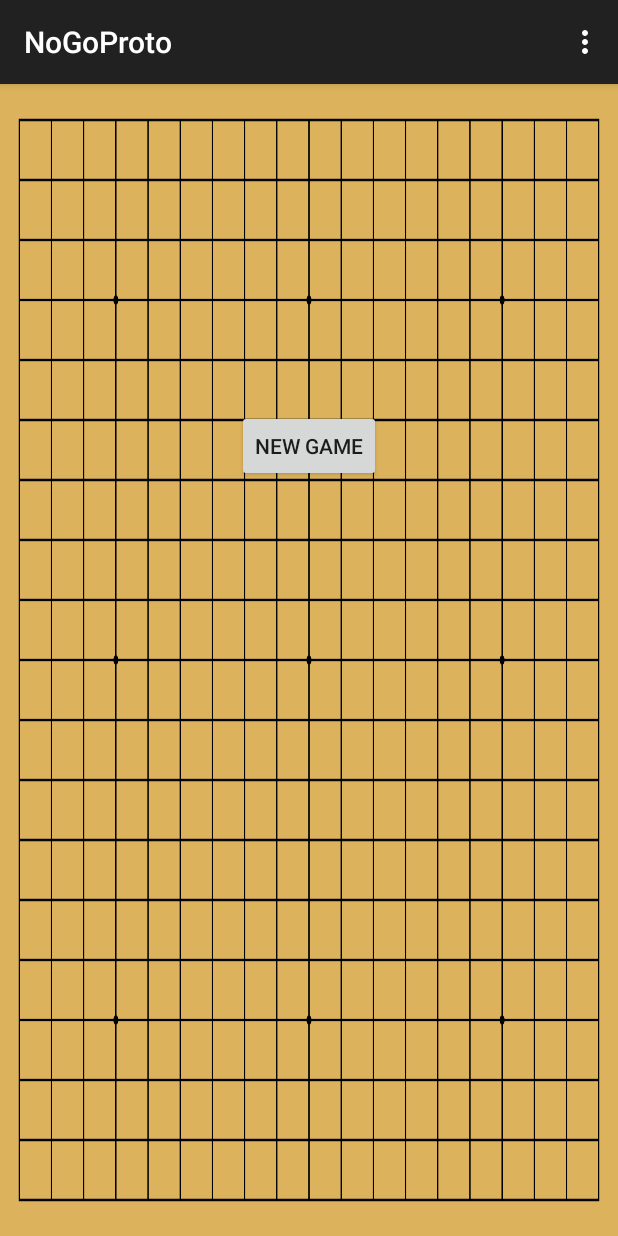
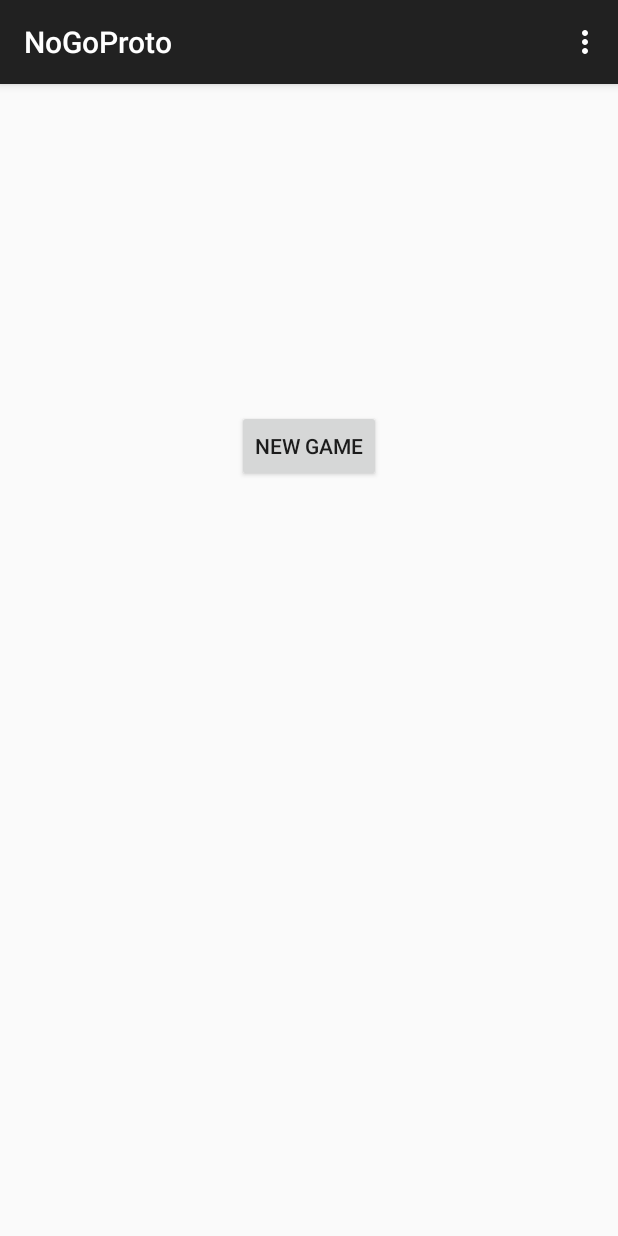
Before and after one commit to BotchedHackathon/NoGo, an Android app: the screen it shows after launch (MainActivity), on a phone screen of 412 x 824 dp. Run offline under Robolectric (Android 15) with nearby library versions, the phone set to English and light mode, and no system bars.

Commit message:
Temporarily disabling background until I figure it out

```diff
--- a/NoGoProto/app/src/main/res/layout/activity_main.xml
+++ b/NoGoProto/app/src/main/res/layout/activity_main.xml
@@ -4,9 +4,9 @@
     android:paddingRight="@dimen/activity_horizontal_margin"
     android:paddingTop="@dimen/activity_vertical_margin"
     android:paddingBottom="@dimen/activity_vertical_margin"
-    android:background="@drawable/Blank_Go_board"
+
     tools:context=".MainActivity">
-
+    <!--android:background="@drawable/go_board"-->
     <Button
         android:layout_width="wrap_content"
         android:layout_height="wrap_content"
```
Also changed, not shown: NoGoProto/app/src/main/res/drawable-mdpi/go_board.png (renamed from NoGoProto/app/src/main/res/drawable-mdpi/Blank_Go_board.png).
